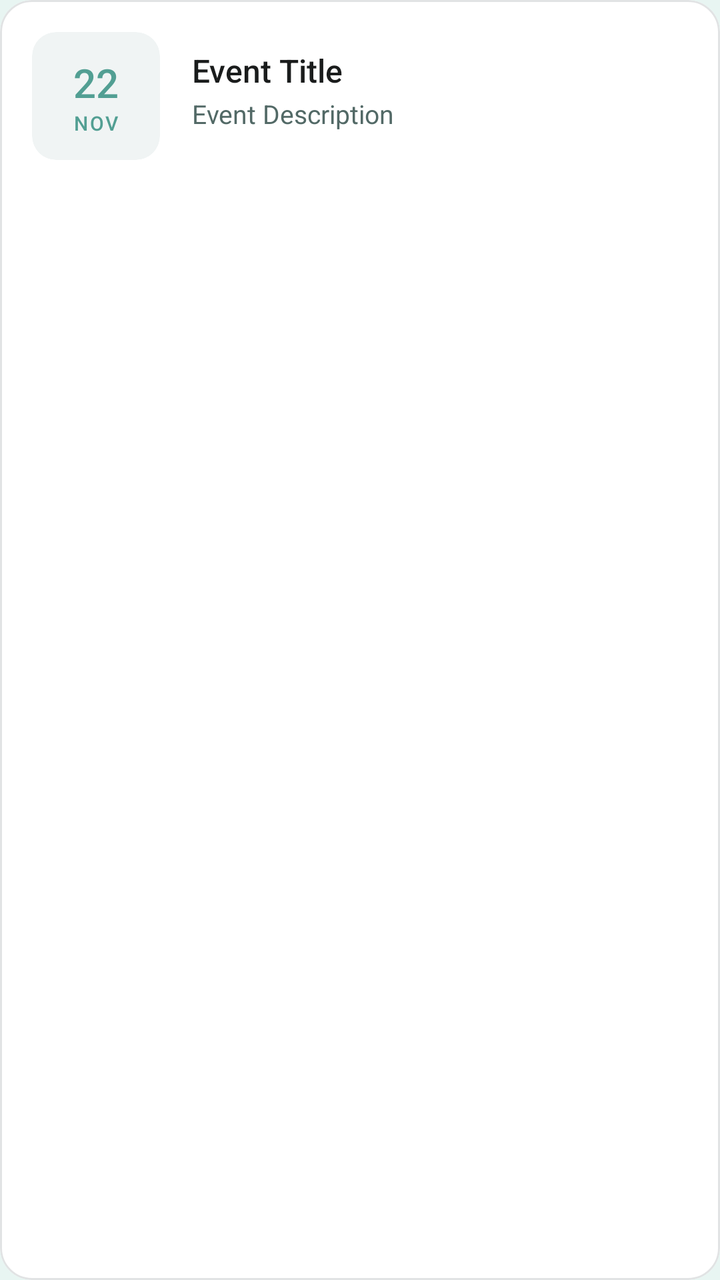
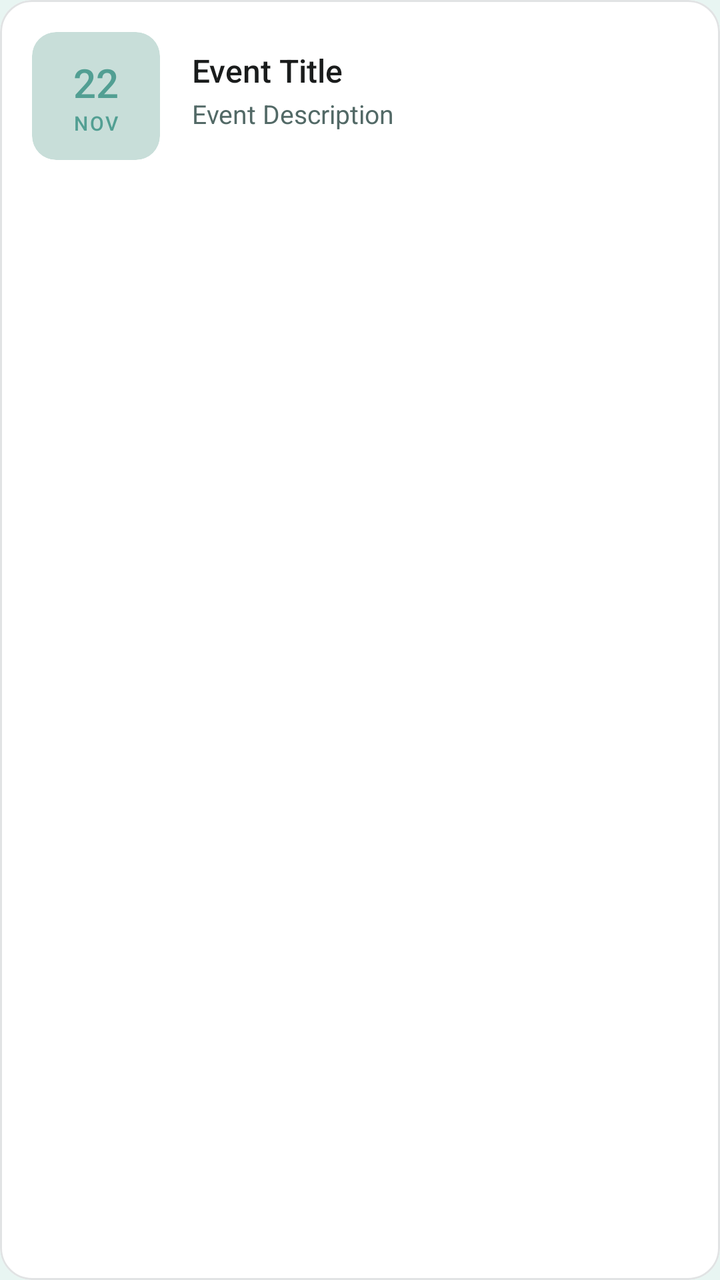

An Android layout rendered at two revisions. The XML below is the earlier revision; the diff shows what the commit changed to produce the second picture.
<!-- AndroidManifest.xml: application theme Theme.CampusBiome -->
<!-- res/layout/student_dashboard_event.xml -->
<?xml version="1.0" encoding="utf-8"?>
<com.google.android.material.card.MaterialCardView
    xmlns:android="http://schemas.android.com/apk/res/android"
    xmlns:app="http://schemas.android.com/apk/res-auto"
    android:layout_width="match_parent"
    android:layout_height="wrap_content"
    android:layout_marginBottom="12dp"
    app:cardBackgroundColor="#FFFFFF"
    app:cardCornerRadius="16dp"
    app:cardElevation="0dp"
    app:strokeColor="#E1E3E4"
    app:strokeWidth="1dp">

    <LinearLayout
        android:layout_width="match_parent"
        android:layout_height="wrap_content"
        android:gravity="center_vertical"
        android:orientation="horizontal"
        android:padding="16dp">

        <com.google.android.material.card.MaterialCardView
            android:layout_width="64dp"
            android:layout_height="64dp"
            app:cardBackgroundColor="#F0F4F4"
            app:cardCornerRadius="12dp"
            app:cardElevation="0dp">
            <LinearLayout
                android:layout_width="match_parent"
                android:layout_height="match_parent"
                android:gravity="center"
                android:orientation="vertical">
                <TextView
                    android:id="@+id/tvEventDay"
                    android:layout_width="wrap_content"
                    android:layout_height="wrap_content"
                    android:fontFamily="sans-serif-medium"
                    android:text="22"
                    android:textColor="#529F93"
                    android:textSize="20sp" />
                <TextView
                    android:id="@+id/tvEventMonth"
                    android:layout_width="wrap_content"
                    android:layout_height="wrap_content"
                    android:fontFamily="sans-serif-medium"
                    android:text="NOV"
                    android:textColor="#529F93"
                    android:textSize="10sp"
                    android:letterSpacing="0.1" />
            </LinearLayout>
        </com.google.android.material.card.MaterialCardView>

        <LinearLayout
            android:layout_width="0dp"
            android:layout_height="wrap_content"
            android:layout_marginStart="16dp"
            android:layout_weight="1"
            android:orientation="vertical">

            <TextView
                android:id="@+id/tvSocietyName"
                android:layout_width="wrap_content"
                android:layout_height="wrap_content"
                android:fontFamily="sans-serif-bold"
                android:text="Society Name"
                android:textColor="#529F93"
                android:textSize="12sp"
                android:visibility="gone" />

            <TextView
                android:id="@+id/tvEventTitle"
                android:layout_width="wrap_content"
                android:layout_height="wrap_content"
                android:fontFamily="sans-serif-medium"
                android:text="Event Title"
                android:textColor="#1A1C1C"
                android:textSize="16sp" />

            <TextView
                android:id="@+id/tvEventDescription"
                android:layout_width="wrap_content"
                android:layout_height="wrap_content"
                android:layout_marginTop="2dp"
                android:fontFamily="sans-serif"
                android:text="Event Description"
                android:textColor="#526966"
                android:textSize="13sp"
                android:maxLines="2"
                android:ellipsize="end" />

            <LinearLayout
                android:layout_width="match_parent"
                android:layout_height="wrap_content"
                android:layout_marginTop="6dp"
                android:orientation="horizontal">

                <TextView
                    android:id="@+id/tvEventVenue"
                    android:layout_width="wrap_content"
                    android:layout_height="wrap_content"
                    android:fontFamily="sans-serif"
                    android:text="📍 Venue"
                    android:textColor="#8F9B99"
                    android:textSize="12sp"
                    android:visibility="gone" />

                <TextView
                    android:id="@+id/tvEventTime"
                    android:layout_width="wrap_content"
                    android:layout_height="wrap_content"
                    android:layout_marginStart="12dp"
                    android:fontFamily="sans-serif"
                    android:text="🕐 Time"
                    android:textColor="#8F9B99"
                    android:textSize="12sp"
                    android:visibility="gone" />
            </LinearLayout>
        </LinearLayout>
    </LinearLayout>
</com.google.android.material.card.MaterialCardView>
<!-- resources referenced by this layout -->
<resources>
  <style name="Theme.CampusBiome" parent="Theme.MaterialComponents.Light.NoActionBar">
          <item name="colorPrimary">@color/primary</item>
          <item name="colorPrimaryDark">@color/primary_dark</item>
          <item name="colorAccent">@color/accent</item>
          <item name="android:windowBackground">@color/background</item>
      </style>
  <color name="primary">#4A8C7F</color>
  <color name="primary_dark">#3A7066</color>
  <color name="accent">#2D6A5E</color>
  <color name="background">#E8F5F2</color>
</resources>

<!-- the commit's change to res/layout/student_dashboard_event.xml (unified diff, before → after) -->
@@ -5,7 +5,7 @@
     android:layout_width="match_parent"
     android:layout_height="wrap_content"
     android:layout_marginBottom="12dp"
-    app:cardBackgroundColor="#FFFFFF"
+    app:cardBackgroundColor="@color/surface"
     app:cardCornerRadius="16dp"
     app:cardElevation="0dp"
     app:strokeColor="#E1E3E4"
@@ -21,7 +21,7 @@
         <com.google.android.material.card.MaterialCardView
             android:layout_width="64dp"
             android:layout_height="64dp"
-            app:cardBackgroundColor="#F0F4F4"
+            app:cardBackgroundColor="@color/card_bg"
             app:cardCornerRadius="12dp"
             app:cardElevation="0dp">
             <LinearLayout
<!-- resource entries referenced after the edit -->
@@ -1,5 +1,7 @@
 <!-- resources referenced by this layout -->
 <resources>
+  <color name="card_bg">#C8DED9</color>
+  <color name="surface">#FFFFFF</color>
   <style name="Theme.CampusBiome" parent="Theme.MaterialComponents.Light.NoActionBar">
           <item name="colorPrimary">@color/primary</item>
           <item name="colorPrimaryDark">@color/primary_dark</item>
